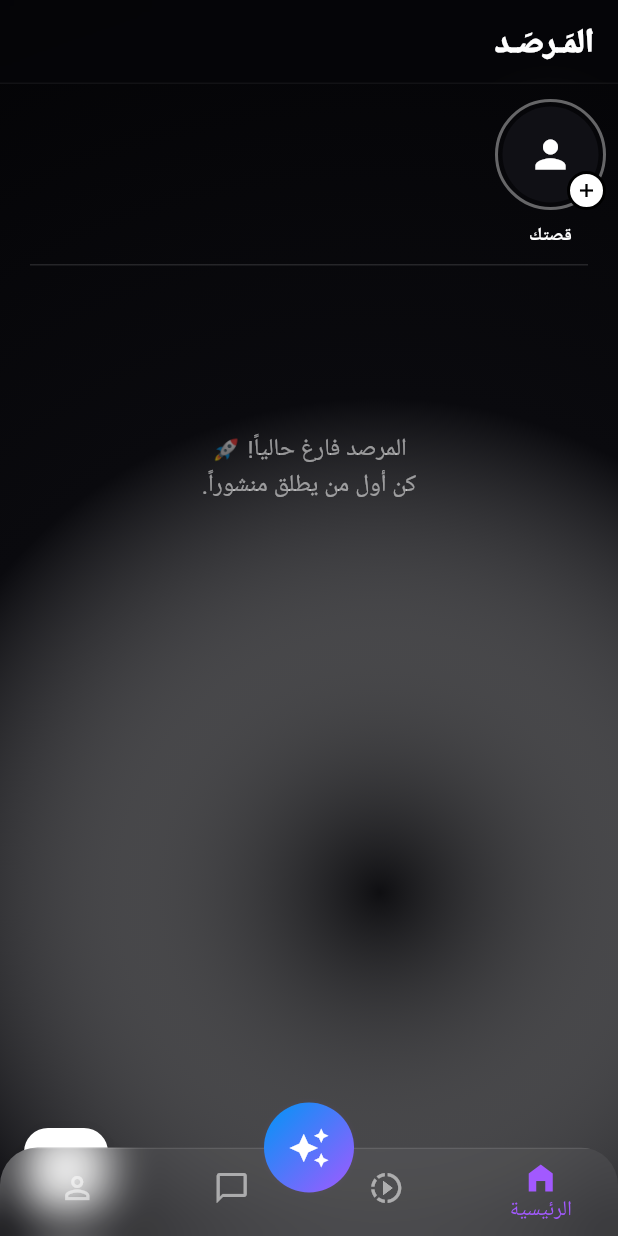
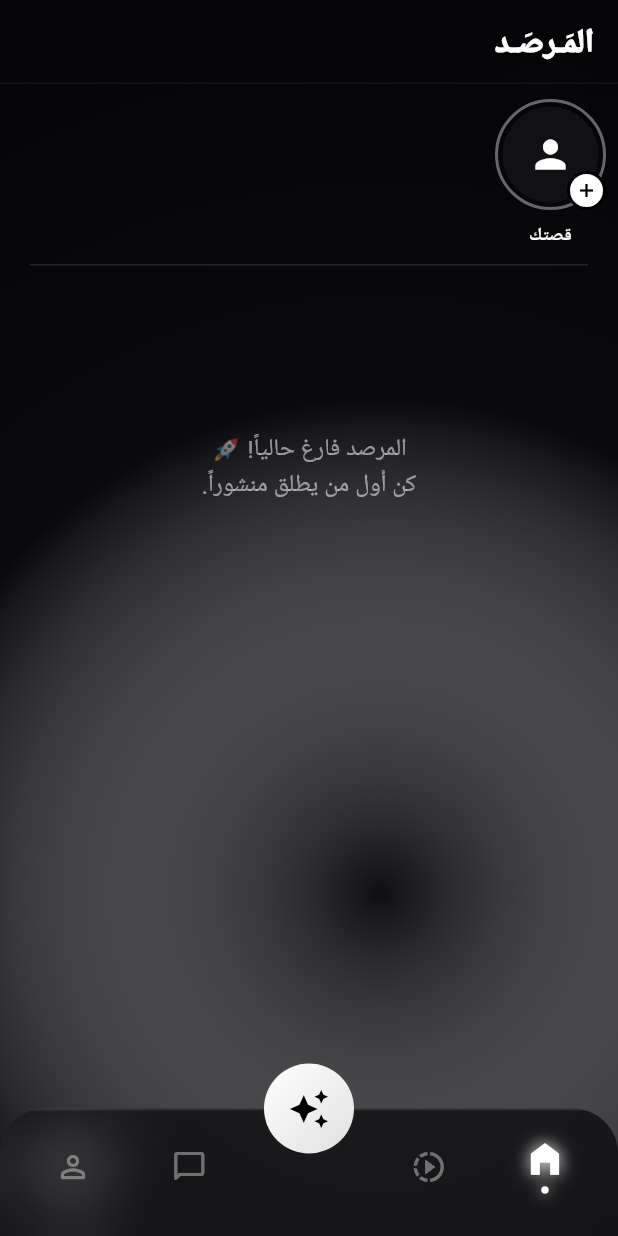
Before and after one commit to zainre/fadaa, a Flutter app: the screen it shows once a user with an empty profile is signed in, on a phone screen of 412 x 824 dp. Run offline on Flutter 3.47's test engine with Material 3 defaults, Android fonts, the phone set to English and light mode, and no system bars; our stand-ins replace cached_network_image, cloud_firestore, firebase_auth, firebase_core, firebase_storage, google_generative_ai and 4 more; accounts and stored records are empty.

Commit message:
Update home_screen.dart

```diff
--- a/lib/screens/home_screen.dart
+++ b/lib/screens/home_screen.dart
@@ -32,7 +32,7 @@ class _HomeScreenState extends State<HomeScreen> with SingleTickerProviderStateM
   @override
   void initState() {
     super.initState();
-    // أنميشن نبض سحري لزر الذكاء الاصطناعي (سديم)
+    // أنميشن نبض فاخر لزر الذكاء الاصطناعي (سديم)
     _fabController = AnimationController(
       vsync: this,
       duration: const Duration(seconds: 2),
@@ -48,18 +48,16 @@ class _HomeScreenState extends State<HomeScreen> with SingleTickerProviderStateM
   @override
   Widget build(BuildContext context) {
     return Scaffold(
-      backgroundColor: const Color(0xFF0B0B19),
-      // هذه الخاصية تجعل المحتوى ينزل خلف شريط التنقل الشفاف
-      extendBody: true,
+      backgroundColor: const Color(0xFF050508), // ثيم الأوبسيديان الفاخر الموحد
+      extendBody: true, // مهم جداً لجعل المحتوى يمتد خلف الشريط الزجاجي
 
-      // IndexedStack يحافظ على حالتك (مكان نزولك) في كل شاشة
       body: IndexedStack(
         index: _currentIndex,
         children: _screens,
       ),
 
       // -----------------------------------------------------
-      // الزر العائم المركزي (سَديم) - يطفو وينبض في المنتصف
+      // الزر العائم المركزي (سَديم) - يطفو وينبض بلمسة بلاتينية
       // -----------------------------------------------------
       floatingActionButton: AnimatedBuilder(
         animation: _fabController,
@@ -71,85 +69,58 @@ class _HomeScreenState extends State<HomeScreen> with SingleTickerProviderStateM
               shape: BoxShape.circle,
               boxShadow: [
                 BoxShadow(
-                  color: const Color(0xFFA259FF).withOpacity(0.6 * _fabController.value),
+                  color: Colors.white.withOpacity(0.3 * _fabController.value),
                   blurRadius: 20 * _fabController.value,
                   spreadRadius: 5 * _fabController.value,
                 )
               ],
               gradient: const LinearGradient(
-                colors: [Color(0xFF0095F6), Color(0xFFA259FF)],
+                colors: [Colors.white, Color(0xFFE0E0E0)], // تدرج أبيض/فضي
                 begin: Alignment.topLeft,
                 end: Alignment.bottomRight,
               ),
             ),
             child: FloatingActionButton(
               onPressed: () {
-                // الانتقال إلى غرفة التحكم الخاصة بسديم
                 Navigator.push(context, MaterialPageRoute(builder: (_) => const AIAssistantScreen()));
               },
               backgroundColor: Colors.transparent,
               elevation: 0,
               tooltip: 'المُرشِد سديم',
-              child: const Icon(Icons.auto_awesome, color: Colors.white, size: 28),
+              child: const Icon(Icons.auto_awesome, color: Colors.black, size: 28),
             ),
           );
         }
       ),
-      // تحديد موقع الزر في منتصف الشريط السفلي
       floatingActionButtonLocation: FloatingActionButtonLocation.centerDocked,
 
       // -----------------------------------------------------
-      // شريط التنقل الزجاجي السفلي
+      // شريط التنقل الزجاجي المخصص (أفخم أنميشن)
       // -----------------------------------------------------
       bottomNavigationBar: ClipRRect(
         borderRadius: const BorderRadius.only(
-          topLeft: Radius.circular(25),
-          topRight: Radius.circular(25),
+          topLeft: Radius.circular(30),
+          topRight: Radius.circular(30),
         ),
         child: BackdropFilter(
-          filter: ImageFilter.blur(sigmaX: 15, sigmaY: 15),
+          filter: ImageFilter.blur(sigmaX: 25, sigmaY: 25), // ضبابية زجاجية عالية
           child: Container(
+            height: 85, // ارتفاع مريح للإبهام
+            padding: const EdgeInsets.symmetric(horizontal: 10),
             decoration: BoxDecoration(
-              color: Colors.white.withOpacity(0.05),
-              border: Border(
-                top: BorderSide(color: Colors.white.withOpacity(0.1), width: 1),
-              ),
+              color: const Color(0xFF050508).withOpacity(0.7),
+              border: Border(top: BorderSide(color: Colors.white.withOpacity(0.08), width: 1.5)),
             ),
-            child: BottomNavigationBar(
-              backgroundColor: Colors.transparent,
-              elevation: 0,
-              type: BottomNavigationBarType.fixed,
-              selectedItemColor: const Color(0xFFA259FF),
-              unselectedItemColor: Colors.white54,
-              showSelectedLabels: true,
-              showUnselectedLabels: false,
-              currentIndex: _currentIndex,
-              onTap: (index) {
-                setState(() {
-                  _currentIndex = index;
-                });
-              },
-              items: const [
-                BottomNavigationBarItem(
-                  icon: Icon(Icons.home_outlined),
-                  activeIcon: Icon(Icons.home_filled),
-                  label: 'الرئيسية'
-                ),
-                BottomNavigationBarItem(
-                  icon: Icon(Icons.slow_motion_video_outlined),
-                  activeIcon: Icon(Icons.slow_motion_video),
-                  label: 'ريلز'
-                ),
-                BottomNavigationBarItem(
-                  icon: Icon(Icons.chat_bubble_outline),
-                  activeIcon: Icon(Icons.chat_bubble),
-                  label: 'المحادثات'
-                ),
-                BottomNavigationBarItem(
-                  icon: Icon(Icons.person_outline),
-                  activeIcon: Icon(Icons.person),
-                  label: 'حسابي'
-                ),
+            child: Row(
+              mainAxisAlignment: MainAxisAlignment.spaceAround, // توزيع المسافات بذكاء
+              children: [
+                _buildNavItem(0, Icons.home_outlined, Icons.home_filled, 'الرئيسية'),
+                _buildNavItem(1, Icons.slow_motion_video_outlined, Icons.slow_motion_video, 'ريلز'),
+
+                const SizedBox(width: 65), // 👈 هذه المساحة السحرية تُترك فارغة لزر سديم في المنتصف!
+
+                _buildNavItem(2, Icons.chat_bubble_outline_rounded, Icons.chat_bubble_rounded, 'المحادثات'),
+                _buildNavItem(3, Icons.person_outline_rounded, Icons.person_rounded, 'حسابي'),
               ],
             ),
           ),
@@ -157,4 +128,56 @@ class _HomeScreenState extends State<HomeScreen> with SingleTickerProviderStateM
       ),
     );
   }
+
+  // 🪄 ويدجت داخلي لصناعة الأيقونات المتحركة بذكاء
+  Widget _buildNavItem(int index, IconData outlineIcon, IconData filledIcon, String label) {
+    final isSelected = _currentIndex == index;
+
+    return GestureDetector(
+      onTap: () {
+        setState(() {
+          _currentIndex = index;
+        });
+      },
+      behavior: HitTestBehavior.opaque, // لالتقاط النقرات حتى في المساحات الفارغة
+      child: SizedBox(
+        width: 60,
+        child: Column(
+          mainAxisAlignment: MainAxisAlignment.center,
+          children: [
+            // أنميشن الأيقونة (تقفز للأعلى وتكبر قليلاً وتتوهج)
+            AnimatedContainer(
+              duration: const Duration(milliseconds: 400),
+              curve: Curves.easeOutBack, // حركة فيزيائية مرنة
+              transform: Matrix4.translationValues(0, isSelected ? -5 : 0, 0),
+              child: Icon(
+                isSelected ? filledIcon : outlineIcon,
+                color: isSelected ? Colors.white : Colors.white38,
+                size: isSelected ? 28 : 24,
+                shadows: isSelected ? [const Shadow(color: Colors.white, blurRadius: 15)] : [],
+              ),
+            ),
+            const SizedBox(height: 4),
+            // النقطة المتوهجة السفلية تظهر فقط عند التحديد
+            AnimatedOpacity(
+              duration: const Duration(milliseconds: 300),
+              opacity: isSelected ? 1.0 : 0.0,
+              child: AnimatedContainer(
+                duration: const Duration(milliseconds: 400),
+                curve: Curves.easeOutBack,
+                transform: Matrix4.translationValues(0, isSelected ? -5 : 0, 0),
+                height: 5,
+                width: 5,
+                decoration: const BoxDecoration(
+                  color: Colors.white,
+                  shape: BoxShape.circle,
+                  boxShadow: [BoxShadow(color: Colors.white, blurRadius: 8)],
+                ),
+              ),
+            ),
+          ],
+        ),
+      ),
+    );
+  }
 }
```
